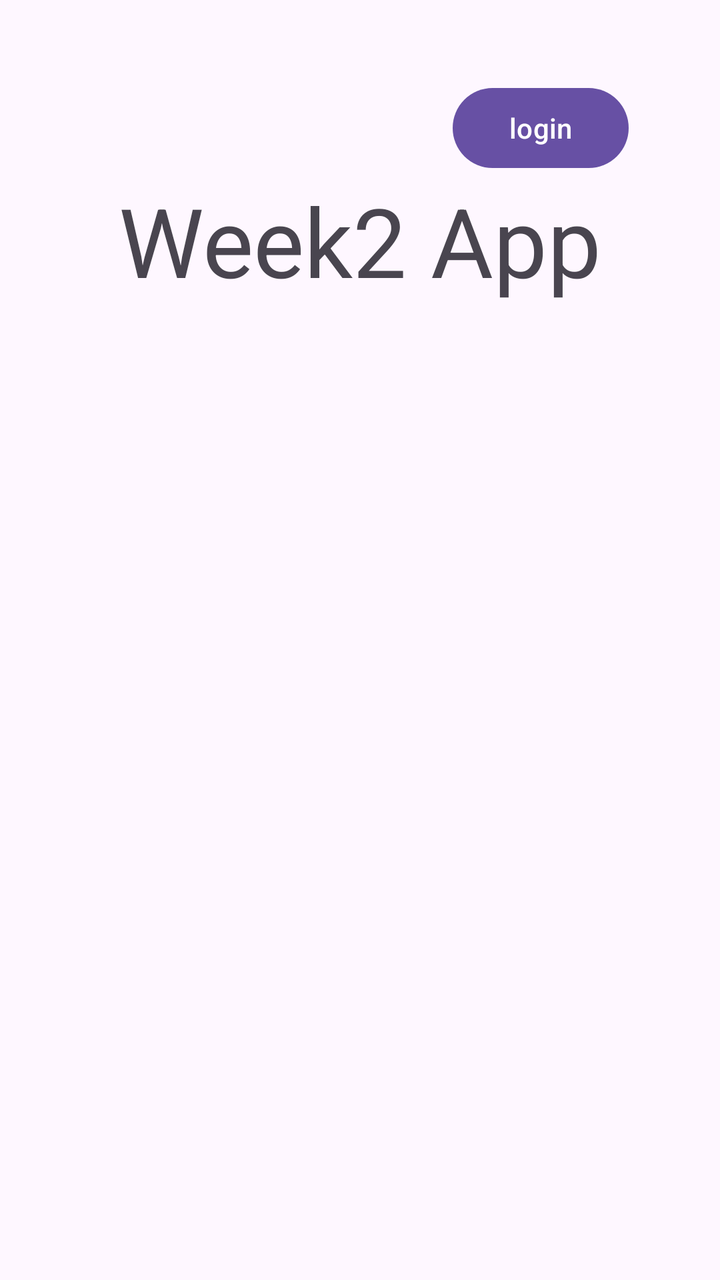
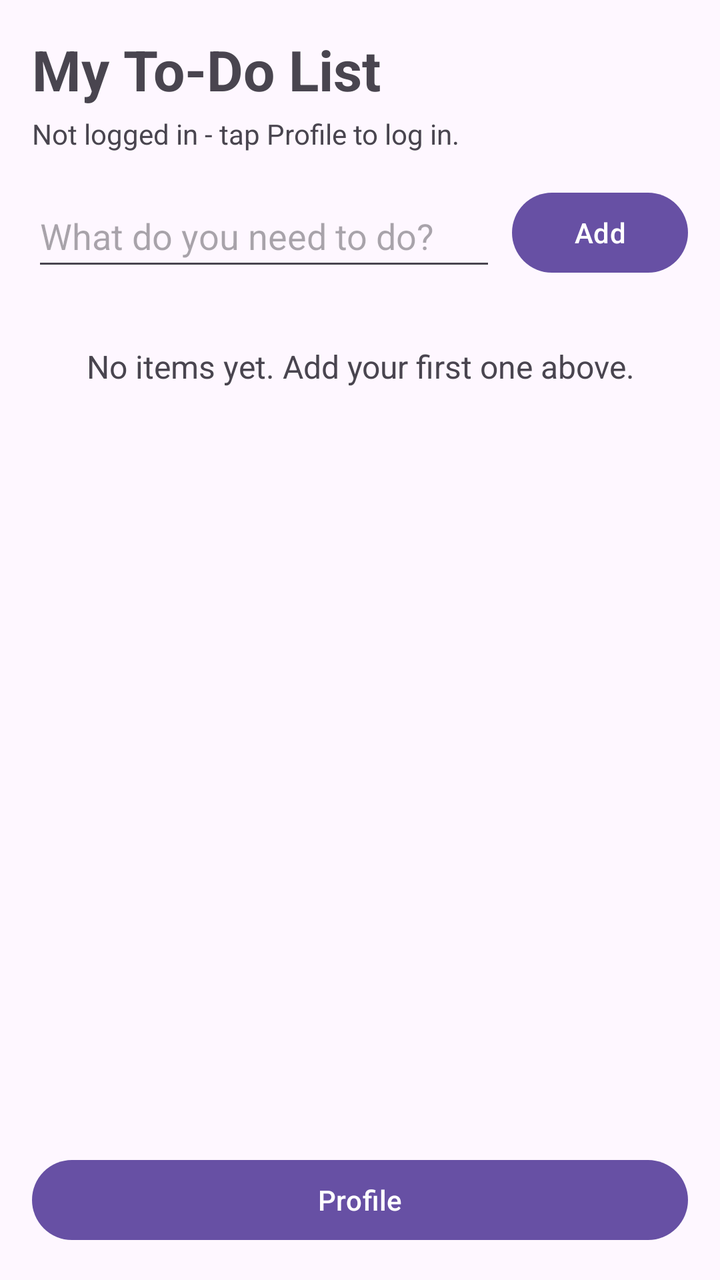

Two renders of the same Android screen: before a commit and after it. Below are the layout's source before the change and the commit's diff.
<!-- AndroidManifest.xml: application theme Theme.Week2 -->
<!-- res/layout/home_layout.xml -->
<?xml version="1.0" encoding="utf-8"?>
<androidx.constraintlayout.widget.ConstraintLayout xmlns:android="http://schemas.android.com/apk/res/android"
    xmlns:app="http://schemas.android.com/apk/res-auto"
    xmlns:tools="http://schemas.android.com/tools"
    android:layout_width="match_parent"
    android:layout_height="match_parent"
    android:onClick="loginFun"
    tools:context=".HomeActivity">

    <TextView
        android:id="@+id/myTextView_id"
        android:layout_width="wrap_content"
        android:layout_height="wrap_content"
        android:layout_marginBottom="400dp"
        android:text="Week2 App"
        android:textSize="48sp"
        app:layout_constraintBottom_toBottomOf="parent"
        app:layout_constraintEnd_toEndOf="parent"
        app:layout_constraintStart_toStartOf="parent"
        app:layout_constraintTop_toTopOf="parent" />

    <Button
        android:id="@+id/loginButton_id"
        android:layout_width="wrap_content"
        android:layout_height="wrap_content"
        android:layout_marginTop="40dp"
        android:onClick="loginFun"
        android:text="login"
        app:layout_constraintBottom_toBottomOf="parent"
        app:layout_constraintEnd_toEndOf="parent"
        app:layout_constraintHorizontal_bias="0.832"
        app:layout_constraintStart_toStartOf="parent"
        app:layout_constraintTop_toTopOf="parent"
        app:layout_constraintVertical_bias="0.0" />

</androidx.constraintlayout.widget.ConstraintLayout>
<!-- resources referenced by this layout -->
<resources>
  <style name="Theme.Week2" parent="Base.Theme.Week2" />
  <style name="Base.Theme.Week2" parent="Theme.Material3.DayNight.NoActionBar">
          
          
      </style>
</resources>

<!-- the commit's change to res/layout/home_layout.xml (unified diff, before → after) -->
@@ -1,36 +1,111 @@
 <?xml version="1.0" encoding="utf-8"?>
-<androidx.constraintlayout.widget.ConstraintLayout xmlns:android="http://schemas.android.com/apk/res/android"
-    xmlns:app="http://schemas.android.com/apk/res-auto"
+<LinearLayout xmlns:android="http://schemas.android.com/apk/res/android"
     xmlns:tools="http://schemas.android.com/tools"
+    android:id="@+id/homeRoot_id"
     android:layout_width="match_parent"
     android:layout_height="match_parent"
-    android:onClick="loginFun"
+    android:orientation="vertical"
+    android:padding="16dp"
     tools:context=".HomeActivity">
 
     <TextView
-        android:id="@+id/myTextView_id"
-        android:layout_width="wrap_content"
+        android:layout_width="match_parent"
         android:layout_height="wrap_content"
-        android:layout_marginBottom="400dp"
-        android:text="Week2 App"
-        android:textSize="48sp"
-        app:layout_constraintBottom_toBottomOf="parent"
-        app:layout_constraintEnd_toEndOf="parent"
-        app:layout_constraintStart_toStartOf="parent"
-        app:layout_constraintTop_toTopOf="parent" />
+        android:text="My To-Do List"
+        android:textSize="28sp"
+        android:textStyle="bold" />
+
+    <TextView
+        android:id="@+id/welcomeTextView_id"
+        android:layout_width="match_parent"
+        android:layout_height="wrap_content"
+        android:layout_marginTop="4dp"
+        android:text="Not logged in - tap Profile to log in."
+        android:textSize="14sp" />
+
+    <LinearLayout
+        android:layout_width="match_parent"
+        android:layout_height="wrap_content"
+        android:layout_marginTop="16dp"
+        android:gravity="center_vertical"
+        android:orientation="horizontal">
+
+        <EditText
+            android:id="@+id/newTodoEditText_id"
+            android:layout_width="0dp"
+            android:layout_height="48dp"
+            android:layout_weight="1"
+            android:hint="What do you need to do?"
+            android:imeOptions="actionDone"
+            android:inputType="text"
+            android:maxLines="1" />
+
+        <Button
+            android:id="@+id/addButton_id"
+            android:layout_width="wrap_content"
+            android:layout_height="wrap_content"
+            android:layout_marginStart="8dp"
+            android:text="Add" />
+    </LinearLayout>
+
+    <TextView
+        android:id="@+id/emptyTextView_id"
+        android:layout_width="match_parent"
+        android:layout_height="wrap_content"
+        android:layout_marginTop="32dp"
+        android:gravity="center"
+        android:text="No items yet. Add your first one above."
+        android:textSize="16sp" />
+
+    <androidx.recyclerview.widget.RecyclerView
+        android:id="@+id/todoList_id"
+        android:layout_width="match_parent"
+        android:layout_height="635dp"
+        android:layout_marginTop="8dp"
+        android:layout_weight="1"
+        tools:listitem="@layout/todobar_layout" />
 
     <Button
         android:id="@+id/loginButton_id"
+        android:layout_width="match_parent"
+        android:layout_height="wrap_content"
+        android:layout_marginTop="8dp"
+        android:onClick="loginFun"
+        android:text="Profile" />
+
+</LinearLayout>
+<!-- res/layout/todobar_layout.xml (included above) -->
+<?xml version="1.0" encoding="utf-8"?>
+<LinearLayout xmlns:android="http://schemas.android.com/apk/res/android"
+    android:layout_width="match_parent"
+    android:layout_height="wrap_content"
+    android:background="?android:attr/selectableItemBackground"
+    android:gravity="center_vertical"
+    android:minHeight="56dp"
+    android:orientation="horizontal"
+    android:paddingStart="8dp"
+    android:paddingEnd="0dp">
+
+    <TextView
+        android:id="@+id/todoText_id"
+        android:layout_width="0dp"
+        android:layout_height="wrap_content"
+        android:layout_weight="1"
+        android:paddingTop="12dp"
+        android:paddingBottom="12dp"
+        android:text="todo"
+        android:textSize="18sp" />
+
+    <Button
+        android:id="@+id/deleteButton_id"
+        style="?android:attr/borderlessButtonStyle"
         android:layout_width="wrap_content"
-        android:layout_height="wrap_content"
-        android:layout_marginTop="40dp"
-        android:onClick="loginFun"
-        android:text="login"
-        app:layout_constraintBottom_toBottomOf="parent"
-        app:layout_constraintEnd_toEndOf="parent"
-        app:layout_constraintHorizontal_bias="0.832"
-        app:layout_constraintStart_toStartOf="parent"
-        app:layout_constraintTop_toTopOf="parent"
-        app:layout_constraintVertical_bias="0.0" />
+        android:layout_height="48dp"
+        android:minWidth="0dp"
+        android:minHeight="0dp"
+        android:paddingStart="12dp"
+        android:paddingEnd="12dp"
+        android:text="Delete"
+        android:textColor="#B00020" />
 
-</androidx.constraintlayout.widget.ConstraintLayout>
+</LinearLayout>
